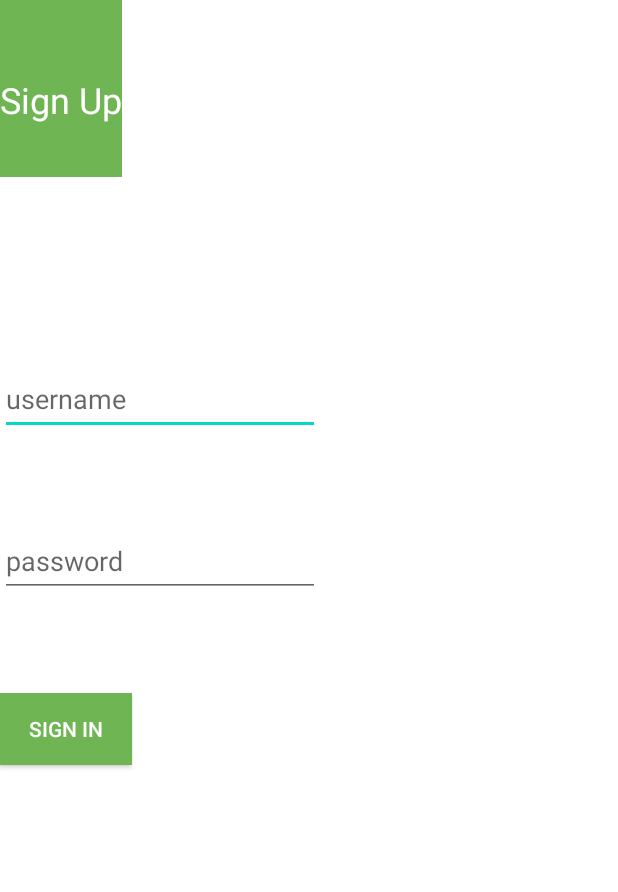
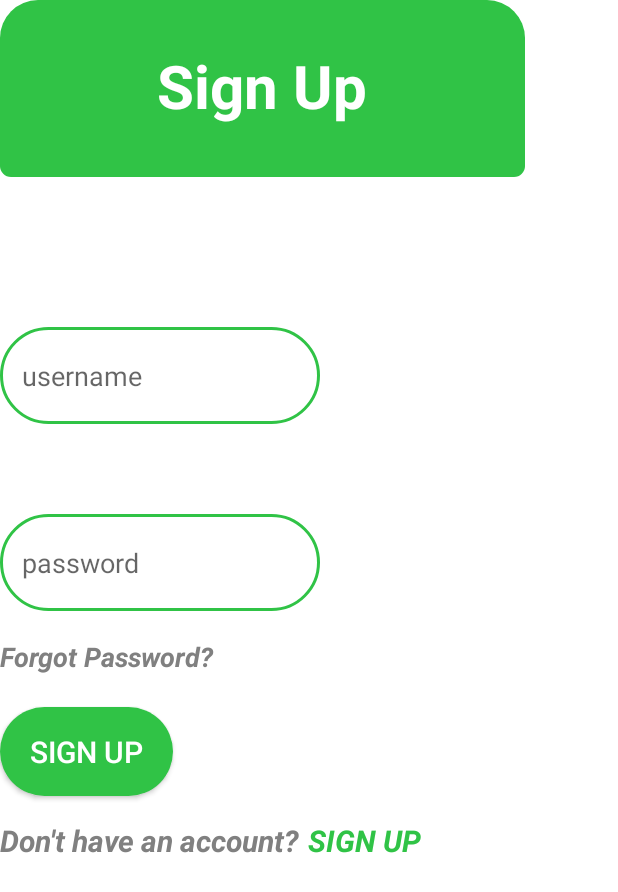
Before and after one commit to maxthoneml/HP10-NITS, an Android app: the layout signup_activity.xml on its own in the app's theme, with its tools: preview values and no code run, on a phone screen of 412 x 824 dp. Shown: the top 892 px of the screen. Run offline under Robolectric (Android 15) with nearby library versions, the phone set to English and light mode, and no system bars.

Commit message:
Sign Up Page Modified

```diff
--- /dev/null
+++ b/app/src/main/res/drawable/signuptopblock.xml
@@ -0,0 +1,7 @@
+<?xml version="1.0" encoding="UTF-8"?>
+<shape xmlns:android="http://schemas.android.com/apk/res/android">
+    <solid android:color="#30c346"/>
+
+    <corners android:bottomRightRadius="7dp" android:bottomLeftRadius="7dp"
+        android:topLeftRadius="25dp" android:topRightRadius="25dp"/>
+</shape>
--- a/app/src/main/res/layout/signup_activity.xml
+++ b/app/src/main/res/layout/signup_activity.xml
@@ -9,53 +9,58 @@
 
     <androidx.appcompat.widget.LinearLayoutCompat
         android:id="@+id/linearLayout"
-        android:layout_width="0dp"
+        android:layout_width="350dp"
         android:layout_height="wrap_content"
-        android:background="#6FB554"
-        android:backgroundTint="#6FB554"
+        android:background="@drawable/signuptopblock"
         android:orientation="horizontal"
+        app:layout_constraintBottom_toBottomOf="parent"
         app:layout_constraintEnd_toEndOf="parent"
+        app:layout_constraintHorizontal_bias="0.491"
         app:layout_constraintStart_toStartOf="parent"
-        app:layout_constraintTop_toTopOf="parent">
+        app:layout_constraintTop_toTopOf="parent"
+        app:layout_constraintVertical_bias="0.063">
 
         <TextView
-            android:id="@+id/editTextTextPersonName"
-            android:layout_width="match_parent"
+            android:id="@+id/signUpModule"
+            android:layout_width="350dp"
             android:layout_height="118dp"
             android:layout_weight="0"
-            android:paddingTop="50dp"
+            android:paddingTop="30dp"
             android:text="Sign Up"
             android:textAlignment="center"
             android:textColor="#FFFFFF"
-            android:textSize="24sp"
+            android:textSize="40sp"
+            android:textStyle="bold"
             app:layout_constraintEnd_toEndOf="parent"
             app:layout_constraintStart_toStartOf="parent"
             app:layout_constraintTop_toTopOf="parent" />
     </androidx.appcompat.widget.LinearLayoutCompat>
 
     <EditText
-        android:id="@+id/editTextTextPersonName2"
+        android:id="@+id/usernameInput"
         android:layout_width="0dp"
         android:layout_height="wrap_content"
         android:layout_marginStart="50dp"
-        android:layout_marginTop="124dp"
+        android:layout_marginTop="100dp"
         android:layout_marginEnd="50dp"
+        android:background="@drawable/input_bg"
         android:ems="10"
         android:hint="username"
         android:inputType="textPersonName"
         android:minHeight="48dp"
         app:layout_constraintEnd_toEndOf="parent"
-        app:layout_constraintHorizontal_bias="1.0"
+        app:layout_constraintHorizontal_bias="0.0"
         app:layout_constraintStart_toStartOf="parent"
         app:layout_constraintTop_toBottomOf="@+id/linearLayout" />
 
     <EditText
-        android:id="@+id/editTextTextPersonName3"
+        android:id="@+id/passwordSignUp"
         android:layout_width="0dp"
         android:layout_height="wrap_content"
         android:layout_marginStart="50dp"
         android:layout_marginTop="60dp"
         android:layout_marginEnd="50dp"
+        android:background="@drawable/input_bg"
         android:ems="10"
         android:hint="password"
         android:inputType="textPersonName"
@@ -63,22 +68,64 @@
         app:layout_constraintEnd_toEndOf="parent"
         app:layout_constraintHorizontal_bias="1.0"
         app:layout_constraintStart_toStartOf="parent"
-        app:layout_constraintTop_toBottomOf="@+id/editTextTextPersonName2" />
+        app:layout_constraintTop_toBottomOf="@+id/usernameInput" />
 
 
+    <TextView
+        android:id="@+id/forgotPassword"
+        android:layout_width="wrap_content"
+        android:layout_height="wrap_content"
+        android:layout_marginTop="18dp"
+        android:text="Forgot Password?"
+        android:textColor="#808080"
+        android:textSize="18sp"
+        android:textStyle="bold|italic"
+        app:layout_constraintEnd_toEndOf="@+id/passwordSignUp"
+        app:layout_constraintTop_toBottomOf="@+id/passwordSignUp" />
 
     <androidx.appcompat.widget.AppCompatButton
-        android:id="@+id/button"
+        android:id="@+id/signUpButton"
         android:layout_width="0dp"
         android:layout_height="wrap_content"
         android:layout_marginStart="50dp"
         android:layout_marginTop="64dp"
         android:layout_marginEnd="50dp"
-        android:background="#6FB554"
-        android:backgroundTint="#6FB554"
+        android:background="@drawable/button_background_login"
+        android:text="SIGN UP"
+        android:textSize="20sp"
         android:textColor="#ffff"
-        android:text="SIGN IN"
         app:layout_constraintEnd_toEndOf="parent"
         app:layout_constraintStart_toStartOf="parent"
-        app:layout_constraintTop_toBottomOf="@+id/editTextTextPersonName3" />
+        app:layout_constraintTop_toBottomOf="@+id/passwordSignUp" />
+
+    <LinearLayout
+        android:layout_width="wrap_content"
+        android:layout_height="wrap_content"
+        android:layout_marginTop="16dp"
+        android:gravity="center"
+        android:orientation="horizontal"
+        android:textAlignment="center"
+        app:layout_constraintEnd_toEndOf="@+id/signUpButton"
+        app:layout_constraintStart_toStartOf="@+id/signUpButton"
+        app:layout_constraintTop_toBottomOf="@+id/signUpButton">
+
+        <TextView
+            android:id="@+id/dontHaveAccount"
+            android:layout_width="wrap_content"
+            android:layout_height="wrap_content"
+            android:paddingRight="5dp"
+            android:text="Don't have an account?"
+            android:textColor="#808080"
+            android:textSize="20sp"
+            android:textStyle="bold|italic" />
+
+        <TextView
+            android:id="@+id/signUpLink"
+            android:layout_width="wrap_content"
+            android:layout_height="wrap_content"
+            android:text="SIGN UP"
+            android:textColor="#30c346"
+            android:textSize="20sp"
+            android:textStyle="bold|italic" />
+    </LinearLayout>
 </androidx.constraintlayout.widget.ConstraintLayout>
```
